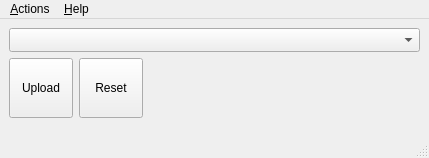
First picture: the form in src/tytools/tyuploader/uploader_window.ui, repository Koromix/rygel, before the edit.
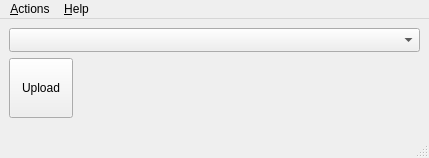
Second picture: the form after the edit. Icons and pictures are not drawn.

Commit message: Remove confusing reset action from TyUploader

Diff of the .ui file:
```diff
--- a/src/tytools/tyuploader/uploader_window.ui
+++ b/src/tytools/tyuploader/uploader_window.ui
@@ -63,38 +63,6 @@
         </property>
        </widget>
       </item>
-      <item>
-       <widget class="QToolButton" name="resetButton">
-        <property name="minimumSize">
-         <size>
-          <width>64</width>
-          <height>60</height>
-         </size>
-        </property>
-        <property name="maximumSize">
-         <size>
-          <width>64</width>
-          <height>60</height>
-         </size>
-        </property>
-        <property name="text">
-         <string>Reset</string>
-        </property>
-        <property name="icon">
-         <iconset resource="../assets/resources.qrc">
-          <normaloff>:/reset</normaloff>:/reset</iconset>
-        </property>
-        <property name="iconSize">
-         <size>
-          <width>32</width>
-          <height>32</height>
-         </size>
-        </property>
-        <property name="toolButtonStyle">
-         <enum>Qt::ToolButtonTextUnderIcon</enum>
-        </property>
-       </widget>
-      </item>
       <item>
        <widget class="QStackedWidget" name="stackedWidget">
         <property name="currentIndex">
@@ -116,6 +84,12 @@
           </property>
           <item>
            <widget class="QLabel" name="logoLabel">
+            <property name="minimumSize">
+             <size>
+              <width>250</width>
+              <height>0</height>
+             </size>
+            </property>
             <property name="text">
              <string/>
             </property>
```
Left out of the diff: 9 changed lines with no effect on the pictures. The commit also changes 2 other files.
